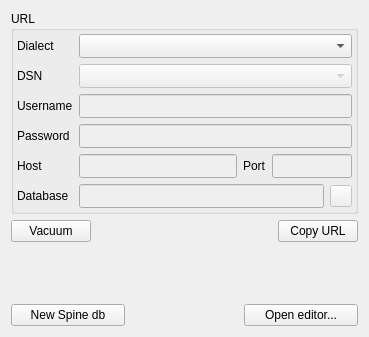
Qt form spine_items/data_store/ui/data_store_properties.ui (spine-tools/spine-items) before a commit.
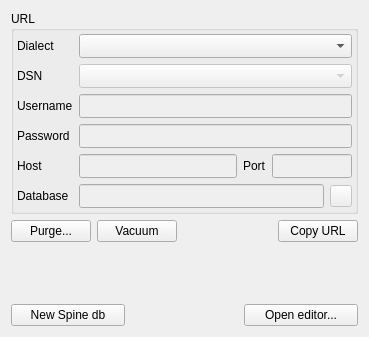
The same form after that commit. Icons and pictures are not drawn. Custom widgets are drawn as their Qt base class.

Commit message:
WIP: DS properties tab purge button
Re Spine-project/Spine-Toolbox#1766

Patch:
```diff
--- a/spine_items/data_store/ui/data_store_properties.ui
+++ b/spine_items/data_store/ui/data_store_properties.ui
@@ -390,6 +390,16 @@
    </item>
    <item>
     <layout class="QHBoxLayout" name="horizontalLayout_3">
+     <item>
+      <widget class="QPushButton" name="purge_button">
+       <property name="toolTip">
+        <string>Mass remove database items.</string>
+       </property>
+       <property name="text">
+        <string>Purge...</string>
+       </property>
+      </widget>
+     </item>
      <item>
       <widget class="QPushButton" name="toolButton_vacuum">
        <property name="toolTip">
```
The commit also changes 7 other files.
